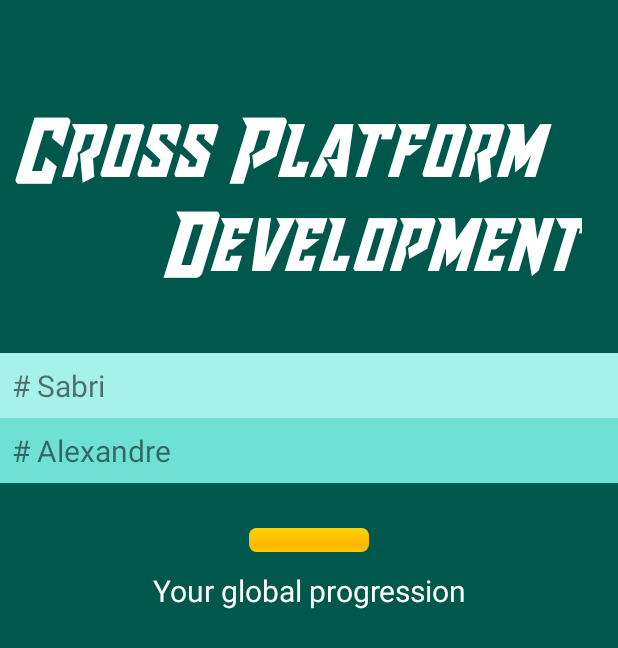
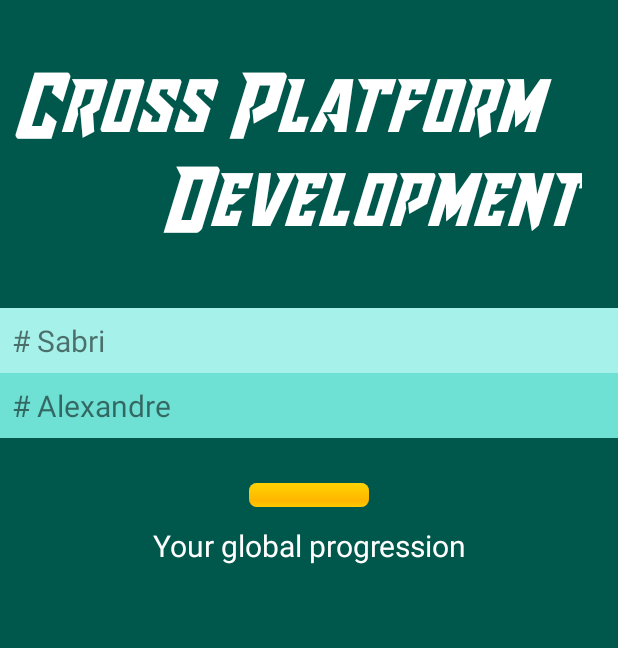
Before and after one commit to AlexandreArmando/android-app, an Android app: the layout fragment_home.xml on its own in the app's theme, with its tools: preview values and no code run, on a phone screen of 412 x 824 dp. Shown: the top 648 px of the screen. Run offline under Robolectric (Android 15) with nearby library versions, the phone set to English and light mode, and no system bars.

Commit message:
Fix dimens and homepage

```diff
--- a/app/src/main/java/com/lpdam/SA/android_app/LanguageAdapter.kt
+++ b/app/src/main/java/com/lpdam/SA/android_app/LanguageAdapter.kt
@@ -49,7 +49,6 @@ class LanguageAdapter(val languages : ArrayList<Language>, onLanguageListener: O
                     2 -> imageView.setImageResource(R.drawable.flutter)
                     3 -> imageView.setImageResource(R.drawable.kotlin_java)
                     4 -> imageView.setImageResource(R.drawable.xamarin)
-                    5 -> imageView.setImageResource(R.drawable.react_native)
                 }
                 textViewTitle.text = name
                 textViewLanguage.text = description
--- a/app/src/main/res/layout/fragment_home.xml
+++ b/app/src/main/res/layout/fragment_home.xml
@@ -14,7 +14,7 @@
         android:layout_height="wrap_content"
         android:paddingLeft="@dimen/little_margin"
         android:paddingRight="@dimen/little_margin"
-        android:layout_marginTop="@dimen/home_topMargin"
+        android:layout_marginTop="@dimen/padding_high"
         android:textSize="@dimen/font_maxSize"
         app:layout_constraintEnd_toEndOf="parent"
         app:layout_constraintHorizontal_bias="0.0"
@@ -61,6 +61,7 @@
         android:textSize="@dimen/font_highSize"
         app:layout_constraintTop_toBottomOf="@id/developer_one"
         app:layout_constraintStart_toStartOf="parent" />
+    <!-- Here to implement internationalisation a switch button -->
     <!--<ImageView
         android:id="@+id/flag_en"
         android:src="@mipmap/icon_fr"
@@ -137,27 +138,27 @@
                 android:id="@+id/progressionKotlin"
                 android:layout_width="match_parent"
                 android:layout_height="wrap_content"
-                android:layout_marginBottom="10sp"
+                android:layout_marginBottom="@dimen/margin_line"
                 android:gravity="center"
-                android:textSize="20sp"
+                android:textSize="@dimen/font_twenty"
                 android:textColor="@color/white"/>
 
             <TextView
                 android:id="@+id/progressionIonic"
                 android:layout_width="match_parent"
                 android:layout_height="wrap_content"
-                android:layout_marginBottom="10sp"
+                android:layout_marginBottom="@dimen/margin_line"
                 android:gravity="center"
-                android:textSize="20sp"
+                android:textSize="@dimen/font_twenty"
                 android:textColor="@color/white"/>
 
             <TextView
                 android:id="@+id/progressionFlutter"
                 android:layout_width="match_parent"
                 android:layout_height="wrap_content"
-                android:layout_marginBottom="10sp"
+                android:layout_marginBottom="@dimen/margin_line"
                 android:gravity="center"
-                android:textSize="20sp"
+                android:textSize="@dimen/font_twenty"
                 android:textColor="@color/white"/>
 
             <TextView
@@ -165,7 +166,7 @@
                 android:layout_width="match_parent"
                 android:layout_height="wrap_content"
                 android:gravity="center"
-                android:textSize="20sp"
+                android:textSize="@dimen/font_twenty"
                 android:textColor="@color/white"/>
         </LinearLayout>
     </ScrollView>
--- a/app/src/main/res/values/dimens.xml
+++ b/app/src/main/res/values/dimens.xml
@@ -2,9 +2,10 @@
     <!-- Default screen margins, per the Android Design guidelines. -->
     <dimen name="activity_horizontal_margin">16dp</dimen>
     <dimen name="activity_vertical_margin">16dp</dimen>
+
     <dimen name="text_margin">16dp</dimen>
     <dimen name="little_margin">8dp</dimen>
-    <dimen name="home_topMargin">70dp</dimen>
+    <dimen name="home_topMargin">55dp</dimen>
     <dimen name="eighteen_margin">18dp</dimen>
     <dimen name="list_width">250dp</dimen>
     <dimen name="font_normalSize">15sp</dimen>
@@ -34,4 +35,6 @@
     <dimen name="home_flagIconsMargin">5dp</dimen>
     <dimen name="padding_high">40dp</dimen>
     <dimen name="font_questionSize">32sp</dimen>
+    <dimen name="font_twenty">20sp</dimen>
+    <dimen name="margin_line">10sp</dimen>
 </resources>
```
Also changed, not shown: app/src/main/java/com/lpdam/SA/android_app/json/languages_fr.json (+0 -7 lines), app/src/main/java/com/lpdam/SA/android_app/ui/dashboard/DashboardFragment.kt (+0 -7 lines), app/src/main/res/layout/activity_main.xml (+4 -4 lines), app/src/main/res/layout/fragment_quiz.xml (+4 -4 lines).
